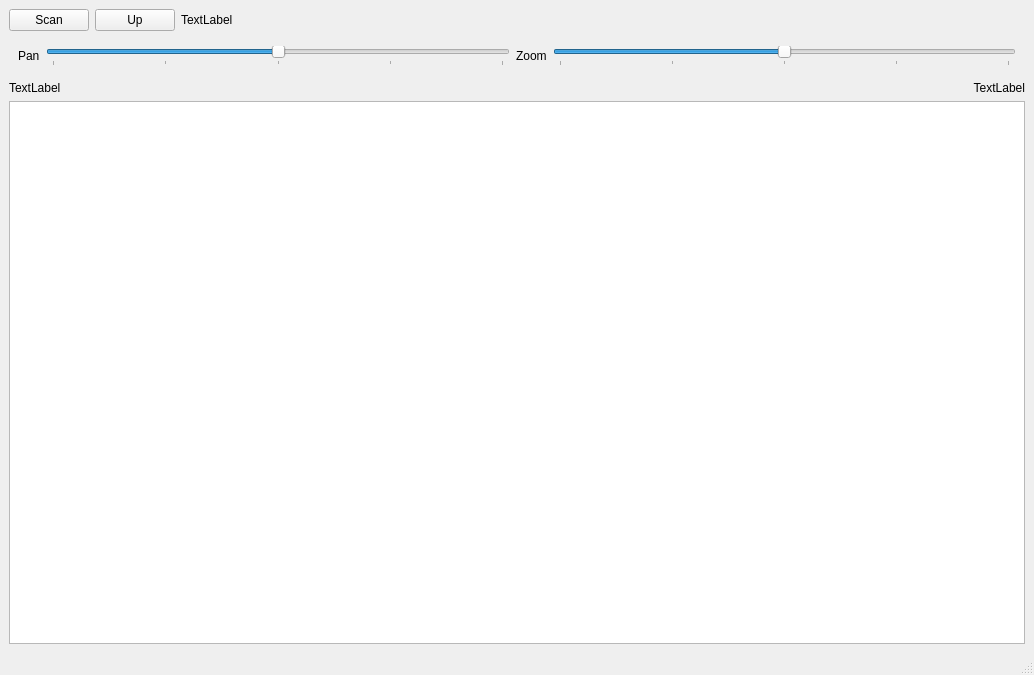
This is src/dirage.ui in stoneage7/dirage-qt as Qt 5 draws it before an edit. The edited form follows.
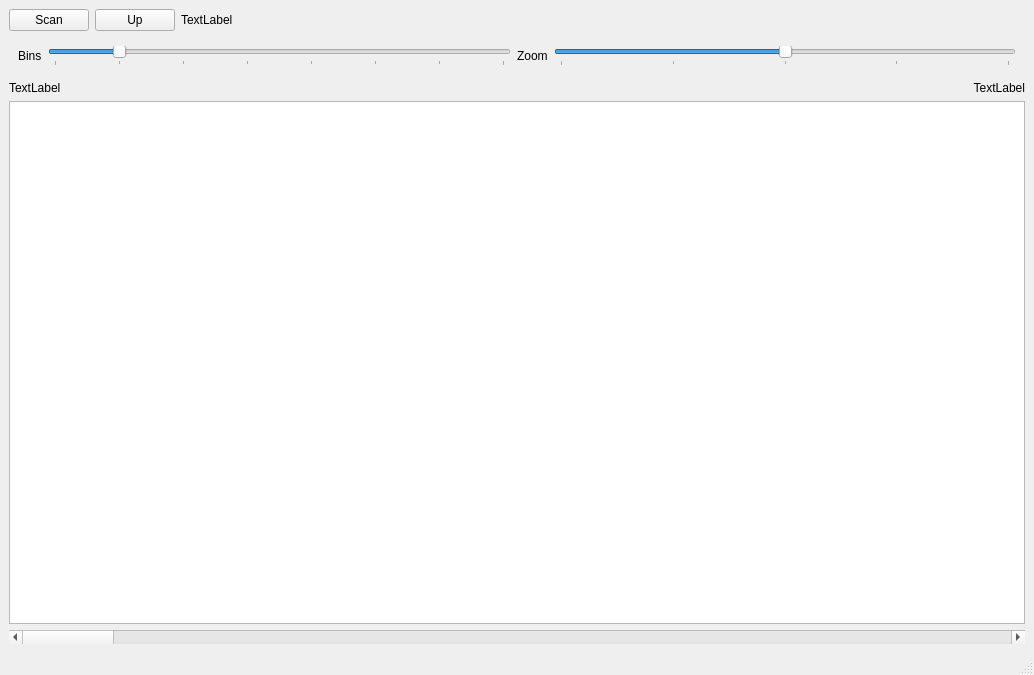
This is the edited form. Custom widgets are drawn as their Qt base class.

```diff
--- a/src/dirage.ui
+++ b/src/dirage.ui
@@ -58,14 +58,17 @@
           </sizepolicy>
          </property>
          <property name="text">
-          <string>Pan</string>
+          <string>Bins</string>
          </property>
         </widget>
        </item>
        <item>
-        <widget class="QSlider" name="panSlider">
+        <widget class="QSlider" name="numBinsSlider">
+         <property name="minimum">
+          <number>25</number>
+         </property>
          <property name="maximum">
-          <number>100</number>
+          <number>200</number>
          </property>
          <property name="value">
           <number>50</number>
@@ -159,6 +162,13 @@
       </property>
      </widget>
     </item>
+    <item>
+     <widget class="QScrollBar" name="ageScrollBar">
+      <property name="orientation">
+       <enum>Qt::Horizontal</enum>
+      </property>
+     </widget>
+    </item>
    </layout>
   </widget>
   <widget class="QMenuBar" name="menubar">
```
Left out of the diff: 2 changed lines with no effect on the pictures.
